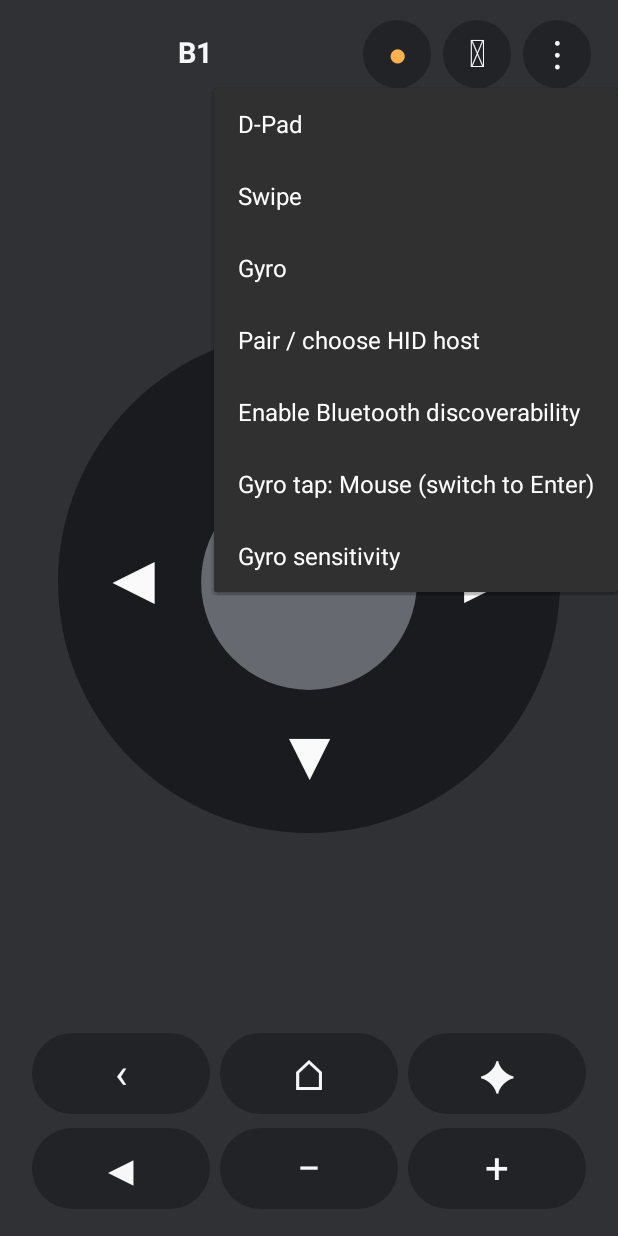
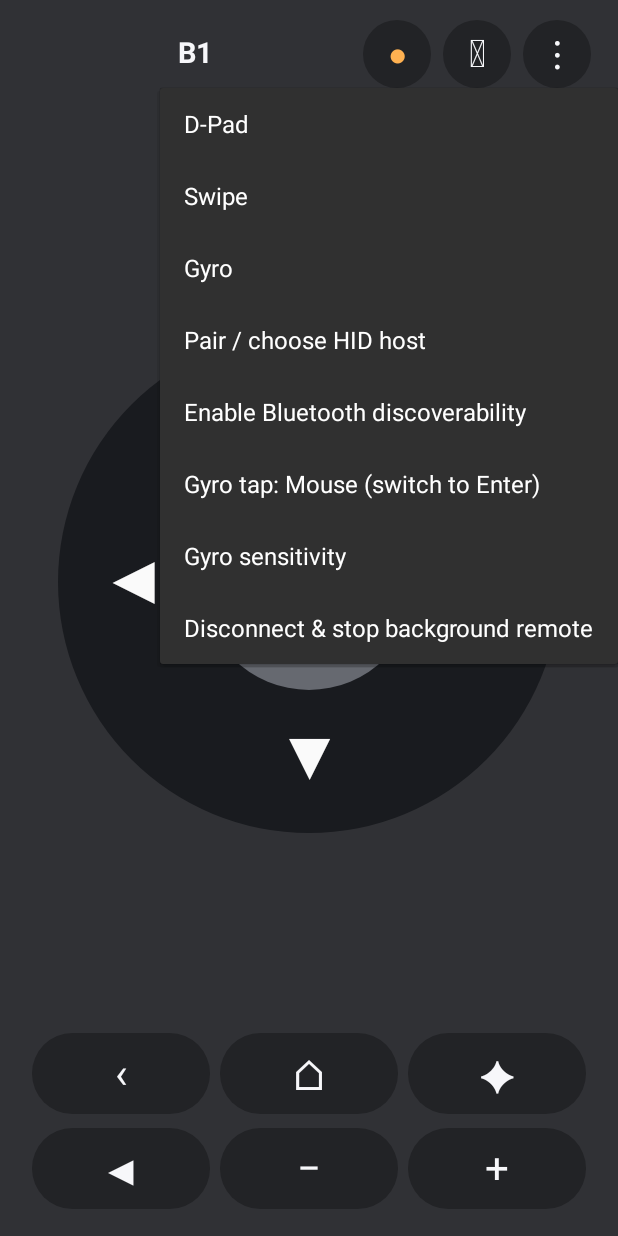
Before and after one commit to Jalsha-Bangla/B1, an Android app: the screen it shows after launch (MainActivity), after a tap on an icon or button, on a phone screen of 412 x 824 dp. Run offline under Robolectric (Android 15) with nearby library versions, the phone set to English and light mode, and no system bars; 3 statements that could not run were skipped.

Commit message:
feat(android): bind UI to persistent HID foreground service instead of Activity ownership

```diff
--- a/android-precision/app/src/main/java/com/fks/b1precision/MainActivity.java
+++ b/android-precision/app/src/main/java/com/fks/b1precision/MainActivity.java
@@ -6,6 +6,10 @@ import android.app.AlertDialog;
 import android.bluetooth.BluetoothAdapter;
 import android.bluetooth.BluetoothDevice;
 import android.content.Intent;
+import android.content.Context;
+import android.content.ComponentName;
+import android.content.ServiceConnection;
+import android.os.IBinder;
 import android.content.pm.PackageManager;
 import android.graphics.Color;
 import android.graphics.Typeface;
@@ -37,6 +41,41 @@ public final class MainActivity extends Activity implements SensorEventListener
     private static final int BG = 0xff303135, SURFACE = 0xff222326, TEXT = 0xfff7f7fa;
     private static final int GREEN=0xff65dd91, ORANGE=0xffffb151;
     private HidTransport hid;
+    private HidConnectionService hidService;
+    private boolean serviceBound;
+    private final ServiceConnection serviceConnection = new ServiceConnection() {
+        @Override public void onServiceConnected(ComponentName name, IBinder binder) {
+            hidService = ((HidConnectionService.LocalBinder) binder).getService();
+            hid = hidService.transport();
+            hidService.setUiListener(MainActivity.this::showConnectionStatus);
+        }
+        @Override public void onServiceDisconnected(ComponentName name) {
+            hid = null;
+            hidService = null;
+            showConnectionStatus("SERVICE_DISCONNECTED", false);
+        }
+    };
+    private void showConnectionStatus(String message, boolean connected) {
+        if (btButton != null) {
+            btButton.setTextColor(connected ? GREEN : ORANGE);
+            btButton.setText("●");
+        }
+        if (stateText != null) stateText.setText(message);
+    }
+    private void startAndBindHidService() {
+        Intent serviceIntent = new Intent(this, HidConnectionService.class);
+        serviceIntent.setAction(HidConnectionService.ACTION_START);
+        try {
+            if (Build.VERSION.SDK_INT >= 26) startForegroundService(serviceIntent);
+            else startService(serviceIntent);
+            if (!serviceBound) {
+                serviceBound = bindService(new Intent(this,HidConnectionService.class),
+                        serviceConnection,Context.BIND_AUTO_CREATE);
+            }
+        } catch (RuntimeException ex) {
+            showConnectionStatus("HID_SERVICE_START_FAILED_" + ex.getClass().getSimpleName(),false);
+        }
+    }
     private ControlPad pad;
     private SensorManager sensors;
     private Sensor gyro;
@@ -79,10 +118,6 @@ public final class MainActivity extends Activity implements SensorEventListener
         gyroSensitivity=getPreferences(MODE_PRIVATE).getFloat("gyro_sensitivity",1.8f);
         haptics=new Haptics(this);
         buildUi();
-        hid=new HidTransport(this,(message,connected)->{
-            if(btButton!=null){btButton.setTextColor(connected?GREEN:ORANGE);btButton.setText(connected?"●":"●");}
-            if(stateText!=null) stateText.setText(message);
-        });
         askBtPermissionsThenStart();
     }
     private void buildUi(){
@@ -95,7 +130,10 @@ public final class MainActivity extends Activity implements SensorEventListener
         header.addView(title,new LinearLayout.LayoutParams(0,dp(50),1));
         btButton=txt("●",21);btButton.setTextColor(ORANGE);
         btButton.setBackground(bg(SURFACE,40));
-        btButton.setOnClickListener(v->{vibrate(v);hid.retryRegistration();});
+        btButton.setOnClickListener(v->{vibrate(v);
+            if(hidService!=null && hidService.isEnabled() && hid!=null) hid.retryRegistration();
+            else startAndBindHidService();
+        });
         header.addView(btButton,lp(45,45));
         TextView power=txt("⏻",25);power.setBackground(bg(SURFACE,40));
         LinearLayout.LayoutParams powerLp=lp(45,45);powerLp.leftMargin=dp(8);header.addView(power,powerLp);
@@ -112,6 +150,7 @@ public final class MainActivity extends Activity implements SensorEventListener
            popup.getMenu().add(1,101,4,"Enable Bluetooth discoverability");
            popup.getMenu().add(2,102,5,gyroTapMouse?"Gyro tap: Mouse (switch to Enter)":"Gyro tap: Enter (switch to Mouse)");
            popup.getMenu().add(2,103,6,"Gyro sensitivity");
+           popup.getMenu().add(3,104,7,"Disconnect & stop background remote");
            popup.setOnMenuItemClickListener(item->{int id=item.getItemId();if(id<=2){pad.setMode(id);updateGyro();return true;}
               if(id==100){chooseHost();return true;}
               if(id==101){requestDiscoverable();return true;}
@@ -119,30 +158,41 @@ public final class MainActivity extends Activity implements SensorEventListener
                   getPreferences(MODE_PRIVATE).edit().putBoolean("gyro_mouse_click",gyroTapMouse).apply();
                   toast(gyroTapMouse?"Gyro click: Mouse":"Gyro click: Enter");return true;}
               if(id==103){chooseGyroSensitivity();return true;}
+              if(id==104){
+                  new AlertDialog.Builder(this).setTitle("Disconnect B1 Remote")
+                      .setMessage("Stop the Bluetooth HID connection and background service?\nYou can reconnect using the orange button.")
+                      .setPositiveButton("Disconnect",(d,which)->{
+                          if(hidService!=null) hidService.stopByUser();
+                          showConnectionStatus("DISCONNECTED_BY_USER",false);
+                      })
+                      .setNegativeButton("Cancel",null).show();
+                  return true;
+              }
               return false;});popup.show();});
         root.addView(header,lp(-1,52));
 
         stateText=txt("HID profile not yet tested",11);stateText.setTextColor(0xffb5b8bc);
         root.addView(stateText,lp(-1,32));
         pad=new ControlPad(this,new ControlPad.Listener(){
-            public void onDirection(int usage){hid.key(usage);}
+            public void onDirection(int usage){if(hid!=null) hid.key(usage);}
             public void onOk(){
+                if(hid==null) return;
                 if(pad!=null && pad.getMode()==ControlPad.GYRO && gyroTapMouse) hid.mouseClick();
                 else hid.key(0x28);
             }
-            public void onBack(){hid.back();}
+            public void onBack(){if(hid!=null) hid.back();}
         });
         LinearLayout.LayoutParams padLp=new LinearLayout.LayoutParams(-1,0,1);padLp.topMargin=dp(8);padLp.bottomMargin=dp(10);
         root.addView(pad,padLp);
         LinearLayout nav=new LinearLayout(this);nav.setGravity(Gravity.CENTER);nav.setOrientation(LinearLayout.HORIZONTAL);
-        navButton(nav,"‹",()->hid.back());
-        navButton(nav,"⌂",()->hid.consumer(0x223));  // AC Home; verify Android mapping during UAT
+        navButton(nav,"‹",()->{if(hid!=null) hid.back();});
+        navButton(nav,"⌂",()->{if(hid!=null) hid.consumer(0x223);});  // AC Home; verify Android mapping during UAT
         navButton(nav,"✦",()->toast("Assistant HID mapping pending"));
         root.addView(nav,lp(-1,64));
         LinearLayout vol=new LinearLayout(this);vol.setGravity(Gravity.CENTER);vol.setOrientation(LinearLayout.HORIZONTAL);
-        navButton(vol,"◀",()->hid.consumer(0xe2));
-        navButton(vol,"−",()->hid.consumer(0xea));
-        navButton(vol,"+",()->hid.consumer(0xe9));
+        navButton(vol,"◀",()->{if(hid!=null) hid.consumer(0xe2);});
+        navButton(vol,"−",()->{if(hid!=null) hid.consumer(0xea);});
+        navButton(vol,"+",()->{if(hid!=null) hid.consumer(0xe9);});
         root.addView(vol,lp(-1,62));
     }
     private void navButton(LinearLayout row,String glyph,Runnable action){
@@ -155,14 +205,14 @@ public final class MainActivity extends Activity implements SensorEventListener
         if(Build.VERSION.SDK_INT>=31 && checkSelfPermission(Manifest.permission.BLUETOOTH_CONNECT)!=PackageManager.PERMISSION_GRANTED){
             requestPermissions(new String[]{Manifest.permission.BLUETOOTH_CONNECT,Manifest.permission.BLUETOOTH_ADVERTISE},701);return;
         }
-        hid.start();
+        startAndBindHidService();
     }
     @Override public void onRequestPermissionsResult(int requestCode,String[] permissions,int[] grants){
         super.onRequestPermissionsResult(requestCode,permissions,grants);
-        if(requestCode==701){if(grants.length>=1 && grants[0]==PackageManager.PERMISSION_GRANTED)hid.start();else toast("Bluetooth permission is required");}
+        if(requestCode==701){if(grants.length>=1 && grants[0]==PackageManager.PERMISSION_GRANTED)startAndBindHidService();else toast("Bluetooth permission is required");}
     }
     private void chooseHost(){
-        if(!hid.isRegistered()){toast("HID must register first");return;}
+        if(hid==null || !hid.isRegistered()){toast("HID must register first");return;}
         List<BluetoothDevice> found=new ArrayList<>(hid.bondedDevices());
         if(found.isEmpty()){
             new AlertDialog.Builder(this).setTitle("No paired HID hosts")
@@ -188,7 +238,7 @@ public final class MainActivity extends Activity implements SensorEventListener
         if(pad!=null && pad.getMode()==ControlPad.GYRO && gyro==null)toast("Phone gyro sensor unavailable");
     }
     @Override public void onSensorChanged(SensorEvent event){
-        if(pad==null || pad.getMode()!=ControlPad.GYRO || !hid.isConnected())return;
+        if(pad==null || pad.getMode()!=ControlPad.GYRO || hid==null || !hid.isConnected())return;
         if(lastGyroNs!=0 && event.timestamp-lastGyroNs<25_000_000)return; // 40Hz max
         lastGyroNs=event.timestamp;
         // A relative HID mouse needs higher, adjustable gain on B1's TV.
@@ -206,16 +256,23 @@ public final class MainActivity extends Activity implements SensorEventListener
     @Override protected void onResume(){
         super.onResume();
         active=true;
-        if (hid != null) hid.onForeground();
+        if (hidService != null) hidService.setUiListener(this::showConnectionStatus);
         updateGyro();
     }
     @Override protected void onPause(){
         active=false;
         updateGyro();
-        if (hid != null) hid.onBackground();
+        if (hidService != null) hidService.setUiListener(null);
         super.onPause();
     }
-    @Override protected void onDestroy(){if(hid!=null)hid.release();super.onDestroy();}
+    @Override protected void onDestroy(){
+        if (hidService != null) hidService.setUiListener(null);
+        if (serviceBound) unbindService(serviceConnection);
+        serviceBound = false;
+        hidService = null;
+        hid = null;
+        super.onDestroy();
+    }
     @Override public boolean onKeyDown(int keyCode,KeyEvent e){
         if(hid!=null && hid.isConnected()){
             if(keyCode==KeyEvent.KEYCODE_VOLUME_UP){hid.consumer(0xe9);return true;}
```
